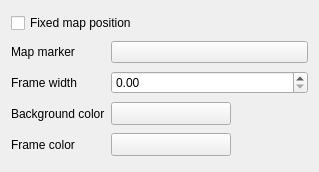
carsmie/QGIS, file src/ui/qgsannotationwidgetbase.ui: the form before one commit.
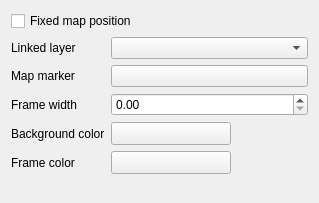
The form after the commit. Custom widgets are drawn as their Qt base class.

Commit message: Move map layer association for annotations to QgsAnnotation

```diff
--- a/src/ui/qgsannotationwidgetbase.ui
+++ b/src/ui/qgsannotationwidgetbase.ui
@@ -7,21 +7,14 @@
     <x>0</x>
     <y>0</y>
     <width>319</width>
-    <height>172</height>
+    <height>203</height>
    </rect>
   </property>
   <property name="windowTitle">
    <string>Form</string>
   </property>
   <layout class="QGridLayout" name="gridLayout">
-   <item row="0" column="0" colspan="2">
-    <widget class="QCheckBox" name="mMapPositionFixedCheckBox">
-     <property name="text">
-      <string>Fixed map position</string>
-     </property>
-    </widget>
-   </item>
-   <item row="1" column="0">
+   <item row="2" column="0">
     <widget class="QLabel" name="mMapMarkerLabel">
      <property name="text">
       <string>Map marker</string>
@@ -31,27 +24,7 @@
      </property>
     </widget>
    </item>
-   <item row="1" column="1">
-    <widget class="QPushButton" name="mMapMarkerButton">
-     <property name="text">
-      <string/>
-     </property>
-    </widget>
-   </item>
-   <item row="2" column="0">
-    <widget class="QLabel" name="mFrameWidthLabel">
-     <property name="text">
-      <string>Frame width</string>
-     </property>
-     <property name="buddy">
-      <cstring>mFrameWidthSpinBox</cstring>
-     </property>
-    </widget>
-   </item>
-   <item row="2" column="1">
-    <widget class="QDoubleSpinBox" name="mFrameWidthSpinBox"/>
-   </item>
-   <item row="3" column="0">
+   <item row="4" column="0">
     <widget class="QLabel" name="mBackgroundColorLabel">
      <property name="text">
       <string>Background color</string>
@@ -59,49 +32,83 @@
     </widget>
    </item>
    <item row="3" column="1">
-    <layout class="QHBoxLayout" name="horizontalLayout_2">
-     <item>
-      <widget class="QgsColorButton" name="mBackgroundColorButton">
-       <property name="minimumSize">
-        <size>
-         <width>120</width>
-         <height>0</height>
-        </size>
-       </property>
-       <property name="maximumSize">
-        <size>
-         <width>120</width>
-         <height>16777215</height>
-        </size>
-       </property>
-       <property name="text">
-        <string/>
-       </property>
-      </widget>
-     </item>
-     <item>
-      <spacer name="horizontalSpacer_2">
-       <property name="orientation">
-        <enum>Qt::Horizontal</enum>
-       </property>
-       <property name="sizeHint" stdset="0">
-        <size>
-         <width>40</width>
-         <height>20</height>
-        </size>
-       </property>
-      </spacer>
-     </item>
-    </layout>
+    <widget class="QDoubleSpinBox" name="mFrameWidthSpinBox"/>
    </item>
-   <item row="4" column="0">
+   <item row="5" column="0">
     <widget class="QLabel" name="mFrameColorLabel">
      <property name="text">
       <string>Frame color</string>
      </property>
     </widget>
    </item>
+   <item row="2" column="1">
+    <widget class="QPushButton" name="mMapMarkerButton">
+     <property name="text">
+      <string/>
+     </property>
+    </widget>
+   </item>
+   <item row="1" column="0">
+    <widget class="QLabel" name="mMapMarkerLabel_2">
+     <property name="text">
+      <string>Linked layer</string>
+     </property>
+     <property name="buddy">
+      <cstring>mMapMarkerButton</cstring>
+     </property>
+    </widget>
+   </item>
+   <item row="1" column="1">
+    <widget class="QgsMapLayerComboBox" name="mLayerComboBox">
+     <property name="toolTip">
+      <string>Allows the annotation to be associated with a map layer. If set, the annotation will only be visible when the layer is visible.</string>
+     </property>
+    </widget>
+   </item>
    <item row="4" column="1">
+    <layout class="QHBoxLayout" name="horizontalLayout_2">
+     <item>
+      <widget class="QgsColorButton" name="mBackgroundColorButton">
+       <property name="minimumSize">
+        <size>
+         <width>120</width>
+         <height>0</height>
+        </size>
+       </property>
+       <property name="maximumSize">
+        <size>
+         <width>120</width>
+         <height>16777215</height>
+        </size>
+       </property>
+       <property name="text">
+        <string/>
+       </property>
+      </widget>
+     </item>
+     <item>
+      <spacer name="horizontalSpacer_2">
+       <property name="orientation">
+        <enum>Qt::Horizontal</enum>
+       </property>
+       <property name="sizeHint" stdset="0">
+        <size>
+         <width>40</width>
+         <height>20</height>
+        </size>
+       </property>
+      </spacer>
+     </item>
+    </layout>
+   </item>
+   <item row="0" column="0" colspan="2">
+    <widget class="QCheckBox" name="mMapPositionFixedCheckBox">
+     <property name="text">
+      <string>Fixed map position</string>
+     </property>
+    </widget>
+   </item>
+   <item row="5" column="1">
     <layout class="QHBoxLayout" name="horizontalLayout">
      <item>
       <widget class="QgsColorButton" name="mFrameColorButton">
@@ -137,6 +144,29 @@
      </item>
     </layout>
    </item>
+   <item row="3" column="0">
+    <widget class="QLabel" name="mFrameWidthLabel">
+     <property name="text">
+      <string>Frame width</string>
+     </property>
+     <property name="buddy">
+      <cstring>mFrameWidthSpinBox</cstring>
+     </property>
+    </widget>
+   </item>
+   <item row="6" column="1">
+    <spacer name="verticalSpacer">
+     <property name="orientation">
+      <enum>Qt::Vertical</enum>
+     </property>
+     <property name="sizeHint" stdset="0">
+      <size>
+       <width>20</width>
+       <height>40</height>
+      </size>
+     </property>
+    </spacer>
+   </item>
   </layout>
  </widget>
  <customwidgets>
@@ -145,6 +175,11 @@
    <extends>QToolButton</extends>
    <header>qgscolorbutton.h</header>
   </customwidget>
+  <customwidget>
+   <class>QgsMapLayerComboBox</class>
+   <extends>QComboBox</extends>
+   <header location="global">qgsmaplayercombobox.h</header>
+  </customwidget>
  </customwidgets>
  <resources/>
  <connections/>
```
Left out of the diff: 8 changed lines with no effect on the pictures. The commit also changes 16 other files.
